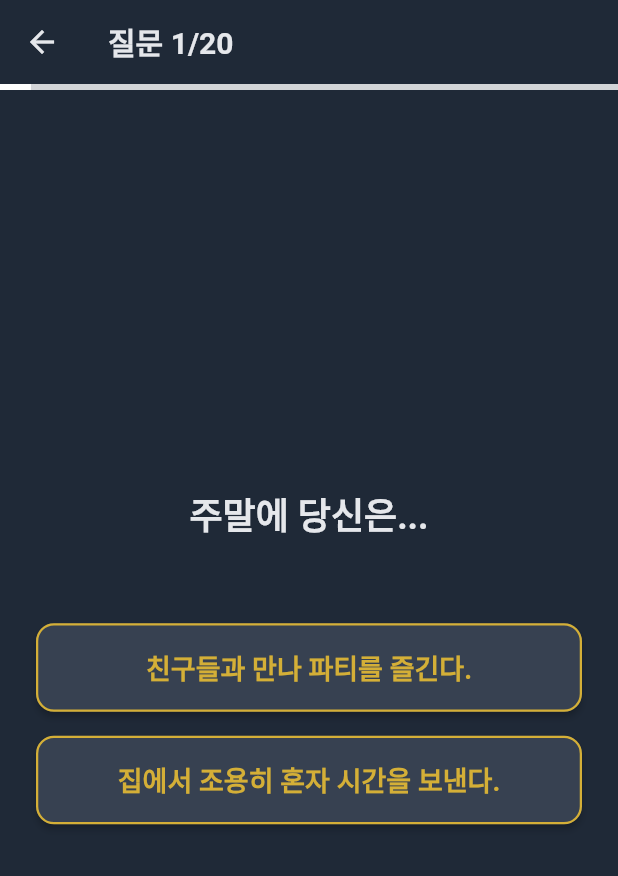
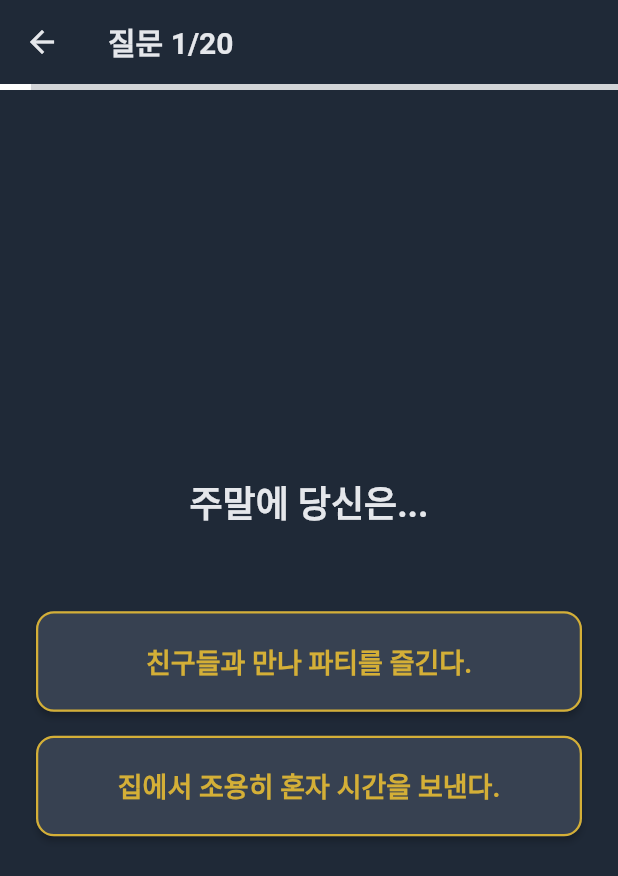
Before and after one commit to twinkleroot/simple_mbti, a Flutter app: the screen it shows after launch, after a tap on "검사 시작하기", on a phone screen of 412 x 824 dp. Shown: the top 876 px of the screen. Run offline on Flutter 3.47's test engine with Material 3 defaults, Android fonts, the phone set to English and light mode, and no system bars; our stand-ins replace audioplayers, dio, flutter_dotenv, google_mobile_ads, logger; missing offline and left inert: gallery_saver_plus, kakao_flutter_sdk_share; network calls fail; Roboto replaces fonts that are missing (Pretendard).

Commit message:
개발 완료

```diff
--- a/lib/main.dart
+++ b/lib/main.dart
@@ -1,14 +1,18 @@
 import 'package:flutter/material.dart';
+import 'package:google_mobile_ads/google_mobile_ads.dart';
+import 'package:kakao_flutter_sdk_share/kakao_flutter_sdk_share.dart';
+import 'package:flutter_dotenv/flutter_dotenv.dart';
 import './data/ui_data.dart';
 import './screens/splash_screen.dart';
-import 'package:google_mobile_ads/google_mobile_ads.dart';
-import 'package:kakao_flutter_sdk_share/kakao_flutter_sdk_share.dart';
 
 Future<void> main() async {
   WidgetsFlutterBinding.ensureInitialized();
+  // .env 파일 로드. 앱 시작 시 딱 한 번만 호출하면 됩니다.
+  await dotenv.load(fileName: ".env");
+
+  KakaoSdk.init(nativeAppKey: dotenv.env['KAKAO_NATIVE_APP_KEY']!);
+
   await MobileAds.instance.initialize();
-
-  KakaoSdk.init(nativeAppKey: '8fb42a2c21d5aacb4e272f60014ca431');
   runApp(const MBTIApp());
 }
 
--- a/lib/screens/ad_intro_screen.dart
+++ b/lib/screens/ad_intro_screen.dart
@@ -1,8 +1,8 @@
 import 'package:flutter/material.dart';
+import 'package:google_mobile_ads/google_mobile_ads.dart';
 import '../data/ui_data.dart';
 import '../utils/fade_page_route.dart';
 import '../screens/result_screen.dart';
-import 'package:google_mobile_ads/google_mobile_ads.dart';
 
 class AdIntroScreen extends StatefulWidget {
   final String mbtiResult;
--- a/lib/screens/home_screen.dart
+++ b/lib/screens/home_screen.dart
@@ -4,6 +4,7 @@ import '../utils/fade_page_route.dart';
 import '../services/question_manager.dart';
 import 'question_screen.dart';
 import 'package:google_mobile_ads/google_mobile_ads.dart';
+import 'package:flutter_dotenv/flutter_dotenv.dart';
 
 // 1. 시작 화면 (StatefulWidget으로 변경)
 class HomeScreen extends StatefulWidget {
@@ -25,11 +26,7 @@ class _HomeScreenState extends State<HomeScreen> {
   }
 
   void _loadBannerAd() {
-    final adUnitId = 'ca-app-pub-9349659716533734/1643573240'; // Android 테스트 ID
-    // 플랫폼에 따라 다른 테스트 ID를 사용합니다.
-    // final adUnitId = Platform.isAndroid
-    //     ? 'ca-app-pub-3940256099942544/6300978111' // Android 테스트 ID
-    //     : 'ca-app-pub-3940256099942544/2934735716'; // iOS 테스트 ID
+    final adUnitId = dotenv.env['GOOGLE_ADMOB_ID_ANDROID']!;
     _bannerAd = BannerAd(
       adUnitId: adUnitId,
       size: AdSize.banner,
@@ -102,11 +99,13 @@ class _HomeScreenState extends State<HomeScreen> {
       ),
       // 4. 화면 하단에 광고 위젯 추가
       bottomNavigationBar: _isAdLoaded
-          ? SizedBox(
-        height: _bannerAd.size.height.toDouble(),
-        width: _bannerAd.size.width.toDouble(),
-        child: AdWidget(ad: _bannerAd),
-      )
+          ? SafeArea(
+              child: SizedBox(
+                height: _bannerAd.size.height.toDouble(),
+                width: _bannerAd.size.width.toDouble(),
+                child: AdWidget(ad: _bannerAd),
+              ),
+            )
           : const SizedBox(),
     );
   }
--- a/lib/screens/question_screen.dart
+++ b/lib/screens/question_screen.dart
@@ -1,8 +1,10 @@
 import 'package:flutter/material.dart';
+import 'package:google_mobile_ads/google_mobile_ads.dart';
+import 'package:audioplayers/audioplayers.dart';
+import 'package:flutter_dotenv/flutter_dotenv.dart';
 import '../utils/fade_page_route.dart';
 import '../data/ui_data.dart';
 import 'ad_intro_screen.dart';
-import 'package:google_mobile_ads/google_mobile_ads.dart';
 
 class QuestionScreen extends StatefulWidget {
   // 생성자를 통해 질문 리스트를 전달받음
@@ -15,6 +17,7 @@ class QuestionScreen extends StatefulWidget {
 }
 
 class _QuestionScreenState extends State<QuestionScreen> {
+  final player = AudioPlayer();
   int _questionIndex = 0;
   final Map<String, int> _scores = {
     'E': 0, 'I': 0, 'S': 0, 'N': 0, 'T': 0, 'F': 0, 'J': 0, 'P': 0,
@@ -33,7 +36,7 @@ class _QuestionScreenState extends State<QuestionScreen> {
 
   // 배너 광고 로드 함수
   void _loadBannerAd() {
-    final adUnitId = 'ca-app-pub-9349659716533734/1643573240'; // Android 테스트 ID
+    final adUnitId = dotenv.env['GOOGLE_ADMOB_ID_ANDROID']!;
     _bannerAd = BannerAd(
       adUnitId: adUnitId,
       size: AdSize.banner,
@@ -54,6 +57,8 @@ class _QuestionScreenState extends State<QuestionScreen> {
 
   void _answerQuestion(String type) {
     _scores[type] = _scores[type]! + 1;
+
+    player.play(AssetSource('sounds/click.mp3'));
 
     // 변경점: 다음 질문으로 넘어가기 전에, 마지막 질문인지 먼저 확인합니다.
     if (_questionIndex + 1 >= widget.questions.length) {
@@ -83,8 +88,10 @@ class _QuestionScreenState extends State<QuestionScreen> {
 
   @override
   void dispose() {
-    // 4. 배너 광고 리소스 해제 코드 추가
+    // 4. 배너 광고 리소스 해제
     _bannerAd.dispose();
+    // 소리 리소스 해제
+    player.dispose();
     super.dispose();
   }
 
@@ -120,14 +127,17 @@ class _QuestionScreenState extends State<QuestionScreen> {
               return Padding(
                 padding: const EdgeInsets.symmetric(vertical: 8.0),
                 child: ElevatedButton(
-                  // 답변 버튼 스타일을 살짝 다르게 설정
                   style: ElevatedButton.styleFrom(
                     backgroundColor: surfaceColor,
                     foregroundColor: primaryColor,
                     elevation: 2,
                     side: const BorderSide(color: primaryColor, width: 1.5),
+                    padding: const EdgeInsets.symmetric(vertical: 20, horizontal: 16),
                   ),
-                  child: Text(answer['text'] as String),
+                  child: Text(
+                      answer['text'] as String,
+                      textAlign: TextAlign.center,
+                  ),
                   onPressed: () => _answerQuestion(answer['type'] as String),
                 ),
               );
@@ -136,11 +146,13 @@ class _QuestionScreenState extends State<QuestionScreen> {
         ),
       ),
       bottomNavigationBar: _isBannerAdLoaded
-          ? SizedBox(
-        height: _bannerAd.size.height.toDouble(),
-        width: _bannerAd.size.width.toDouble(),
-        child: AdWidget(ad: _bannerAd),
-      )
+          ? SafeArea(
+              child: SizedBox(
+                height: _bannerAd.size.height.toDouble(),
+                width: _bannerAd.size.width.toDouble(),
+                child: AdWidget(ad: _bannerAd),
+              )
+            )
           : const SizedBox.shrink(), // 광고가 로드되지 않았을 때는 빈 공간
     );
   }
```
Also changed, not shown: lib/screens/result_screen.dart (+123 -55 lines), pubspec.yaml (+9 -1 lines), pubspec.lock, 34 other files.
